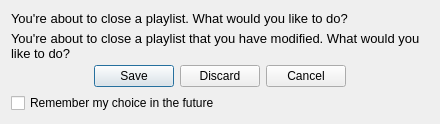
Qt form code/MiamPlayer/closeplaylistpopup.ui (MBach/Miam-Player) before a commit.
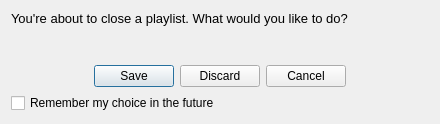
The same form after that commit.

Commit message: save/discard/ask playlists when exiting

```diff
--- a/code/MiamPlayer/closeplaylistpopup.ui
+++ b/code/MiamPlayer/closeplaylistpopup.ui
@@ -19,10 +19,7 @@
   <property name="locale">
    <locale language="English" country="UnitedStates"/>
   </property>
-  <property name="modal">
-   <bool>true</bool>
-  </property>
-  <layout class="QVBoxLayout" name="verticalLayout">
+  <layout class="QVBoxLayout">
    <item>
     <widget class="QLabel" name="labelNewPlaylist">
      <property name="font">
@@ -38,21 +35,6 @@
      </property>
     </widget>
    </item>
-   <item>
-    <widget class="QLabel" name="labelExistingPlaylist">
-     <property name="font">
-      <font>
-       <pointsize>10</pointsize>
-      </font>
-     </property>
-     <property name="text">
-      <string>You're about to close a playlist that you have modified. What would you like to do?</string>
-     </property>
-     <property name="wordWrap">
-      <bool>true</bool>
-     </property>
-    </widget>
-   </item>
    <item>
     <spacer name="verticalSpacer">
      <property name="orientation">
```
Left out of the diff: 2 changed lines with no effect on the pictures. The commit also changes 8 other files.
